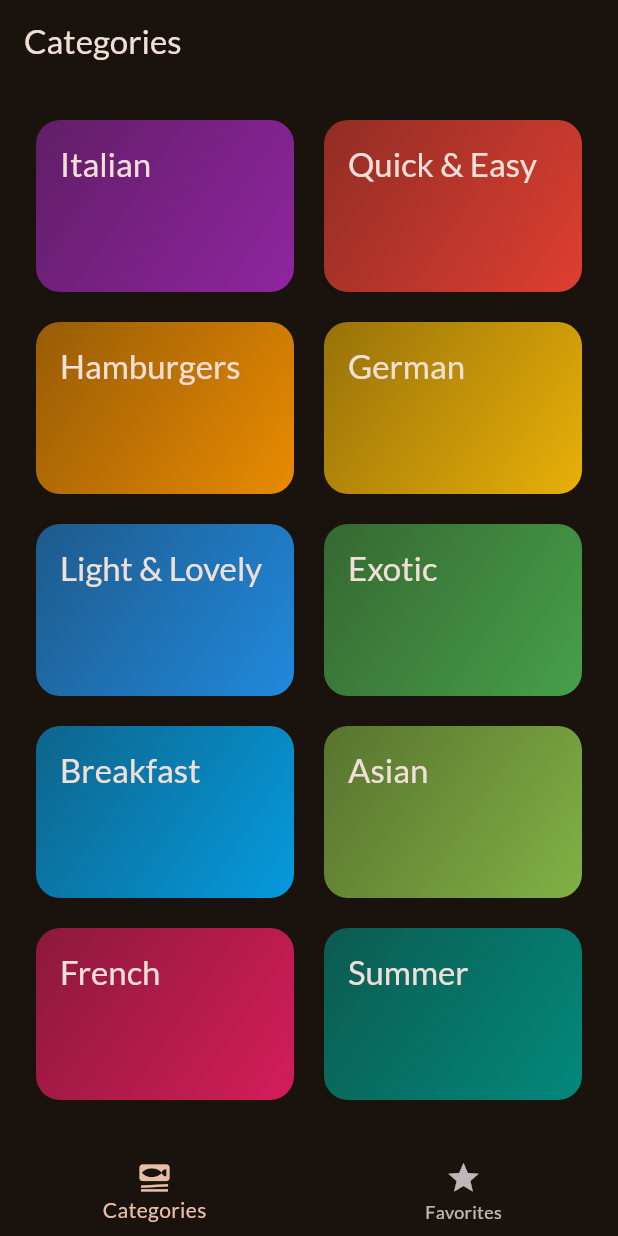
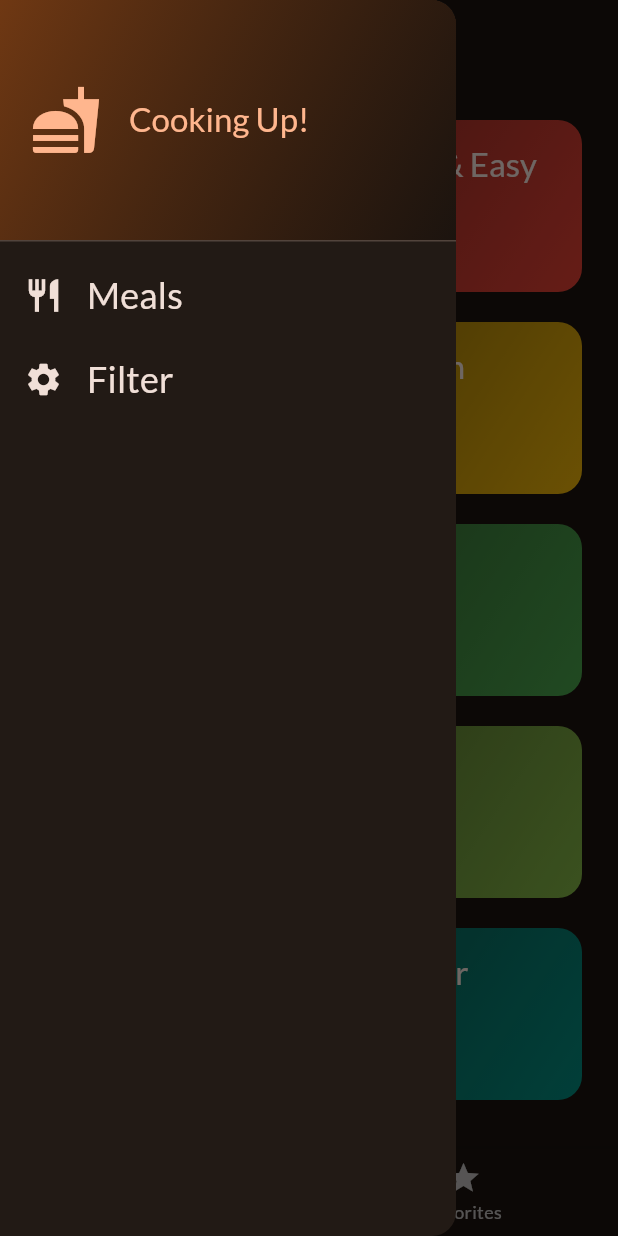
Before and after one commit to Moonkuro101/meals, a Flutter app: the screen it shows after launch, with the side drawer open (before the commit the screen has no drawer), on a phone screen of 412 x 824 dp. Run offline on Flutter 3.47's test engine with Material 3 defaults, Android fonts, the phone set to English and light mode, and no system bars; our stand-ins replace google_fonts, transparent_image.

Commit message:
Final product

```diff
--- a/lib/screen/categories.dart
+++ b/lib/screen/categories.dart
@@ -6,11 +6,12 @@ import 'package:meals/widgets/category_grid_item.dart';
 import 'package:meals/models/category.dart';
 
 class CategoriesScreen extends StatelessWidget {
-  const CategoriesScreen({super.key, required this.onToggleFavorite});
+  const CategoriesScreen({super.key, required this.onToggleFavorite,required this.availabeMeals});
   final void Function(Meal meal) onToggleFavorite;
+  final List<Meal> availabeMeals;
 
   void _selectCategory(BuildContext context, Category category) {
-    final filterMeals = dummyMeals
+    final filterMeals = availabeMeals
         .where(
           (meal) => meal.categories.contains(category.id),
         )
--- a/lib/screen/tabs.dart
+++ b/lib/screen/tabs.dart
@@ -1,7 +1,17 @@
 import 'package:flutter/material.dart';
+import 'package:meals/data/dummy_data.dart';
 import 'package:meals/models/meal.dart';
 import 'package:meals/screen/categories.dart';
+import 'package:meals/screen/filters.dart';
 import 'package:meals/screen/meals.dart';
+import 'package:meals/widgets/main_drawer.dart';
+
+const KInitialFilters = {
+    Filter.glutenFree: false,
+    Filter.lactoseFree:false,
+    Filter.vegetarian:false,
+    Filter.vegan:false,
+};
 
 class TabsScreen extends StatefulWidget {
   const TabsScreen({super.key});
@@ -14,7 +24,7 @@ class TabsScreen extends StatefulWidget {
 class _TabsScreenState extends State<TabsScreen> {
   int _selectPageIndex = 0;
   final List<Meal> _favoriteMeals = [];
-
+  Map<Filter,bool> _selectFiter = KInitialFilters;
   void _showInfoMessage(String message) {
     ScaffoldMessenger.of(context).clearSnackBars();
     ScaffoldMessenger.of(context).showSnackBar(
@@ -22,6 +32,32 @@ class _TabsScreenState extends State<TabsScreen> {
         content: Text(message),
       ),
     );
+  }
+
+  // void _setScreen(String identifier) {
+  //   Navigator.of(context).pop();
+  //   if (identifier == 'filters') {
+  //     Navigator.of(context).pushReplacement(
+  //       MaterialPageRoute(
+  //         builder: (ctx) => const FiltersScreen(),
+  //       ),
+  //     );
+  //   }
+  // }
+
+  void _setScreen(String identifier) async {
+    Navigator.of(context).pop();
+    if (identifier == 'filters') {
+      final result = await Navigator.of(context).push<Map<Filter, bool>>(
+        MaterialPageRoute(
+          builder: (ctx) =>  FiltersScreen(currentFilters: _selectFiter,),
+        ),
+      );
+      setState(() {
+      _selectFiter = result ?? KInitialFilters;
+
+      });
+    }
   }
 
   void toggleMealFavoriteStatus(Meal meal) {
@@ -37,7 +73,6 @@ class _TabsScreenState extends State<TabsScreen> {
         _favoriteMeals.add(meal);
       });
       _showInfoMessage('Meal is favorite');
-
     }
   }
 
@@ -49,8 +84,24 @@ class _TabsScreenState extends State<TabsScreen> {
 
   @override
   Widget build(BuildContext context) {
+    final availabeMeals = dummyMeals.where((meal) {
+      if(_selectFiter[Filter.glutenFree]! && !meal.isGlutenFree ){
+        return false;
+      }
+      if(_selectFiter[Filter.lactoseFree]! && !meal.isLactoseFree ){
+        return false;
+      }
+      if(_selectFiter[Filter.vegetarian]! && !meal.isVegetarian ){
+        return false;
+      }
+      if(_selectFiter[Filter.vegan]! && !meal.isVegan ){
+        return false;
+      }
+      return true;
+    }).toList();
     Widget activePage = CategoriesScreen(
       onToggleFavorite: toggleMealFavoriteStatus,
+      availabeMeals: availabeMeals,
     );
     var activePageTitle = 'Categories';
 
@@ -66,6 +117,7 @@ class _TabsScreenState extends State<TabsScreen> {
       appBar: AppBar(
         title: Text(activePageTitle),
       ),
+      drawer: MainDrawer(onSelectScreen: _setScreen),
       body: activePage,
       bottomNavigationBar: BottomNavigationBar(
         onTap: _selectPage,
--- /dev/null
+++ b/lib/widgets/main_drawer.dart
@@ -0,0 +1,75 @@
+import 'package:flutter/material.dart';
+
+class MainDrawer extends StatelessWidget {
+  const MainDrawer({super.key,required this.onSelectScreen});
+
+  final void Function(String identifier) onSelectScreen;
+  @override
+  Widget build(BuildContext context) {
+    // TODO: implement build
+    return Drawer(
+      child: Column(
+        children: [
+          DrawerHeader(
+            padding: const EdgeInsets.all(20),
+            decoration: BoxDecoration(
+              gradient: LinearGradient(colors: [
+                Theme.of(context).colorScheme.primaryContainer,
+                Theme.of(context).primaryColor.withOpacity(0.8)
+              ], begin: Alignment.topLeft, end: Alignment.bottomRight),
+            ),
+            child: Row(
+              children: [
+                Icon(
+                  Icons.fastfood,
+                  size: 48,
+                  color: Theme.of(context).colorScheme.primary,
+                ),
+                const SizedBox(
+                  width: 18,
+                ),
+                Text(
+                  'Cooking Up!',
+                  style: Theme.of(context)
+                      .textTheme
+                      .titleLarge!
+                      .copyWith(color: Theme.of(context).colorScheme.primary),
+                )
+              ],
+            ),
+          ),
+          ListTile(
+            leading: Icon(
+              Icons.restaurant,
+              size: 26,
+              color: Theme.of(context).colorScheme.onSurface,
+            ),
+            title: Text(
+              'Meals',
+              style: Theme.of(context).textTheme.titleSmall!.copyWith(
+                  color: Theme.of(context).colorScheme.onSurface, fontSize: 24),
+            ),
+            onTap: () {
+              onSelectScreen('meal');
+            },
+          ),
+          ListTile(
+            leading: Icon(
+              Icons.settings,
+              size: 26,
+              color: Theme.of(context).colorScheme.onSurface,
+            ),
+            title: Text(
+              'Filter',
+              style: Theme.of(context).textTheme.titleSmall!.copyWith(
+                  color: Theme.of(context).colorScheme.onSurface, fontSize: 24),
+            ),
+            onTap: () {
+              onSelectScreen('filters');
+            },
+          ),
+        ],
+      ),
+    );
+  }
+}
```
Also changed, not shown: lib/screen/filters.dart (added, +174 -0 lines).
